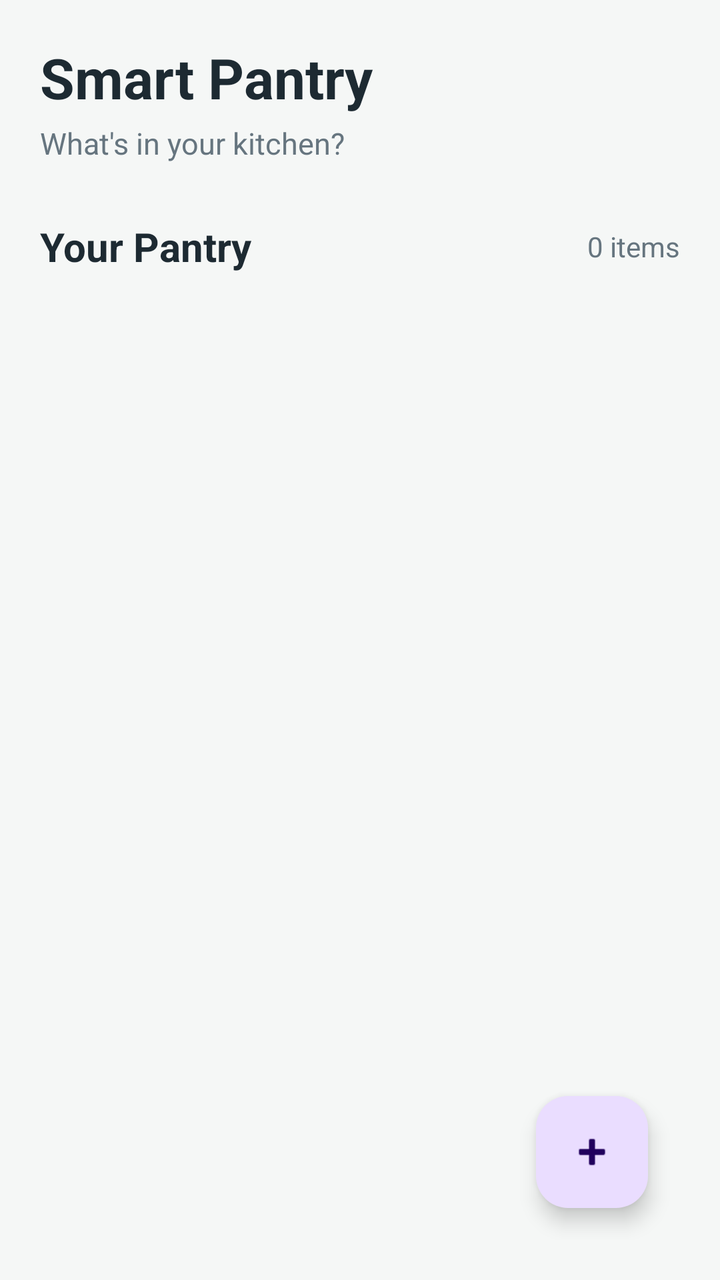
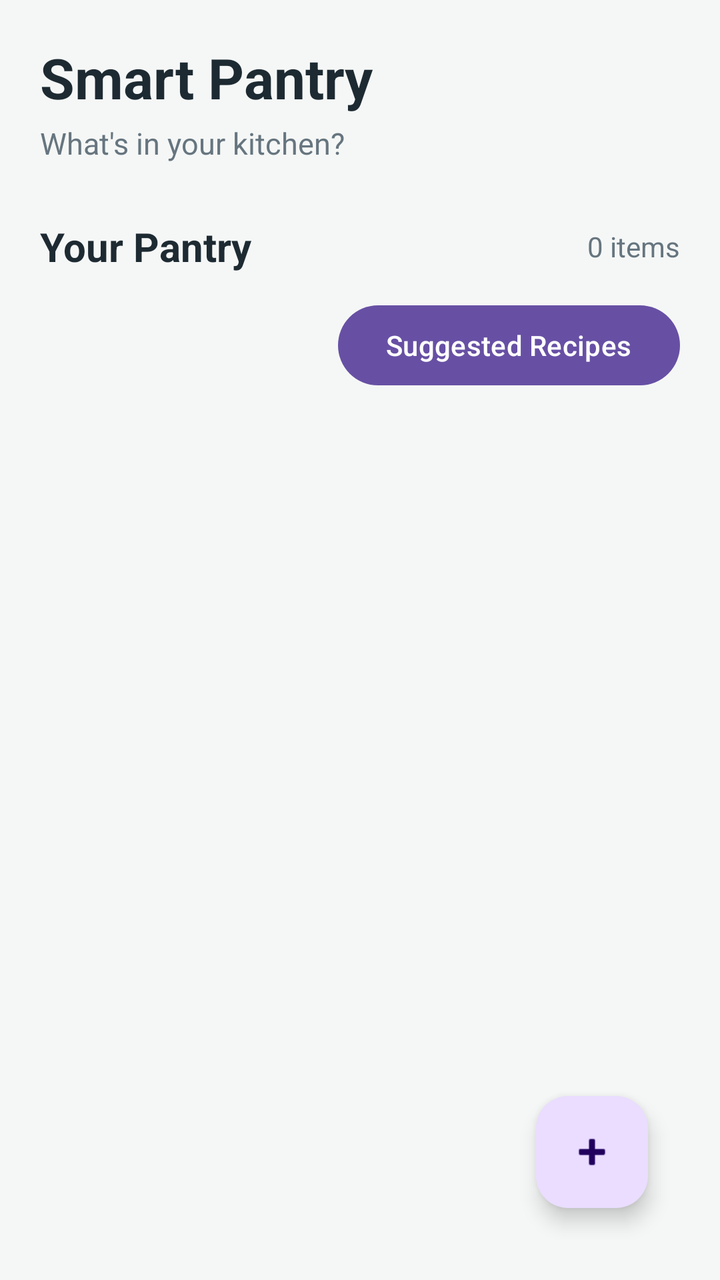

Screens rendered from an Android XML layout before and after an edit, with the pre-edit source and the edit as a unified diff.
<!-- AndroidManifest.xml: activity theme Theme.SmartPantryManager -->
<!-- res/layout/activity_main.xml -->
<?xml version="1.0" encoding="utf-8"?>
<androidx.constraintlayout.widget.ConstraintLayout
    xmlns:android="http://schemas.android.com/apk/res/android"
    xmlns:app="http://schemas.android.com/apk/res-auto"
    xmlns:tools="http://schemas.android.com/tools"
    android:layout_width="match_parent"
    android:layout_height="match_parent"
    android:background="#F5F7F6"
    android:padding="20dp"
    tools:context=".MainActivity">

    <TextView
        android:id="@+id/tvTitle"
        android:layout_width="wrap_content"
        android:layout_height="wrap_content"
        android:text="Smart Pantry"
        android:textColor="#1D2A32"
        android:textSize="28sp"
        android:textStyle="bold"
        app:layout_constraintStart_toStartOf="parent"
        app:layout_constraintTop_toTopOf="parent" />

    <TextView
        android:id="@+id/tvSubtitle"
        android:layout_width="wrap_content"
        android:layout_height="wrap_content"
        android:layout_marginTop="4dp"
        android:text="What's in your kitchen?"
        android:textColor="#66757F"
        android:textSize="15sp"
        app:layout_constraintStart_toStartOf="parent"
        app:layout_constraintTop_toBottomOf="@id/tvTitle" />

    <TextView
        android:id="@+id/tvPantryHeading"
        android:layout_width="wrap_content"
        android:layout_height="wrap_content"
        android:layout_marginTop="28dp"
        android:text="Your Pantry"
        android:textColor="#1D2A32"
        android:textSize="20sp"
        android:textStyle="bold"
        app:layout_constraintStart_toStartOf="parent"
        app:layout_constraintTop_toBottomOf="@id/tvSubtitle" />

    <TextView
        android:id="@+id/tvItemCount"
        android:layout_width="wrap_content"
        android:layout_height="wrap_content"
        android:text="0 items"
        android:textColor="#66757F"
        android:textSize="14sp"
        app:layout_constraintBottom_toBottomOf="@id/tvPantryHeading"
        app:layout_constraintEnd_toEndOf="parent"
        app:layout_constraintTop_toTopOf="@id/tvPantryHeading" />

    <androidx.recyclerview.widget.RecyclerView
        android:id="@+id/recyclerViewPantry"
        android:layout_width="0dp"
        android:layout_height="0dp"
        android:layout_marginTop="16dp"
        android:clipToPadding="false"
        android:paddingBottom="80dp"
        app:layout_constraintBottom_toBottomOf="parent"
        app:layout_constraintEnd_toEndOf="parent"
        app:layout_constraintStart_toStartOf="parent"
        app:layout_constraintTop_toBottomOf="@id/tvPantryHeading"
        tools:listitem="@layout/item_pantry" />

    <com.google.android.material.floatingactionbutton.FloatingActionButton
        android:id="@+id/fabAddIngredient"
        android:layout_width="wrap_content"
        android:layout_height="wrap_content"
        android:layout_margin="16dp"
        android:contentDescription="Add ingredient"
        app:layout_constraintBottom_toBottomOf="parent"
        app:layout_constraintEnd_toEndOf="parent"
        app:srcCompat="@android:drawable/ic_input_add" />

</androidx.constraintlayout.widget.ConstraintLayout>
<!-- res/layout/item_pantry.xml (included above) -->
<?xml version="1.0" encoding="utf-8"?>
<LinearLayout
    xmlns:android="http://schemas.android.com/apk/res/android"
    android:layout_width="match_parent"
    android:layout_height="wrap_content"
    android:layout_marginBottom="12dp"
    android:background="#FFFFFF"
    android:elevation="2dp"
    android:orientation="vertical"
    android:padding="16dp">

    <TextView
        android:id="@+id/tvIngredientName"
        android:layout_width="match_parent"
        android:layout_height="wrap_content"
        android:text="Ingredient"
        android:textColor="#1D2A32"
        android:textSize="18sp"
        android:textStyle="bold" />

    <TextView
        android:id="@+id/tvQuantity"
        android:layout_width="match_parent"
        android:layout_height="wrap_content"
        android:layout_marginTop="4dp"
        android:text="0 unit"
        android:textColor="#66757F"
        android:textSize="14sp" />

    <TextView
        android:id="@+id/tvExpiryDate"

        android:layout_width="match_parent"
        android:layout_height="wrap_content"
        android:layout_marginTop="4dp"
        android:text="Expiry: Not set"
        android:textColor="#66757F"
        android:textSize="13sp" />

    <LinearLayout
        android:layout_width="match_parent"
        android:layout_height="wrap_content"
        android:layout_marginTop="12dp"
        android:gravity="end"
        android:orientation="horizontal">

        <com.google.android.material.button.MaterialButton
            android:id="@+id/btnEdit"
            style="@style/Widget.MaterialComponents.Button.TextButton"
            android:layout_width="wrap_content"
            android:layout_height="wrap_content"
            android:text="Edit" />

        <com.google.android.material.button.MaterialButton
            android:id="@+id/btnDelete"
            style="@style/Widget.MaterialComponents.Button.TextButton"
            android:layout_width="wrap_content"
            android:layout_height="wrap_content"
            android:text="Delete" />

    </LinearLayout>

</LinearLayout>
<!-- resources referenced by this layout -->
<resources>
  <style name="Theme.SmartPantryManager" parent="Base.Theme.SmartPantryManager" />
  <style name="Base.Theme.SmartPantryManager" parent="Theme.Material3.DayNight.NoActionBar">
          
          
      </style>
</resources>

<!-- the commit's change to res/layout/activity_main.xml (unified diff, before → after) -->
@@ -54,6 +54,15 @@
         app:layout_constraintEnd_toEndOf="parent"
         app:layout_constraintTop_toTopOf="@id/tvPantryHeading" />
 
+    <com.google.android.material.button.MaterialButton
+        android:id="@+id/btnSuggestedRecipes"
+        android:layout_width="wrap_content"
+        android:layout_height="wrap_content"
+        android:layout_marginTop="12dp"
+        android:text="Suggested Recipes"
+        app:layout_constraintEnd_toEndOf="parent"
+        app:layout_constraintTop_toBottomOf="@id/tvPantryHeading" />
+
     <androidx.recyclerview.widget.RecyclerView
         android:id="@+id/recyclerViewPantry"
         android:layout_width="0dp"
@@ -64,7 +73,7 @@
         app:layout_constraintBottom_toBottomOf="parent"
         app:layout_constraintEnd_toEndOf="parent"
         app:layout_constraintStart_toStartOf="parent"
-        app:layout_constraintTop_toBottomOf="@id/tvPantryHeading"
+        app:layout_constraintTop_toBottomOf="@id/btnSuggestedRecipes"
         tools:listitem="@layout/item_pantry" />
 
     <com.google.android.material.floatingactionbutton.FloatingActionButton
@@ -76,6 +85,8 @@
         app:layout_constraintBottom_toBottomOf="parent"
         app:layout_constraintEnd_toEndOf="parent"
         app:srcCompat="@android:drawable/ic_input_add" />
+
+
 
 </androidx.constraintlayout.widget.ConstraintLayout>
 <!-- res/layout/item_pantry.xml (included above) -->
